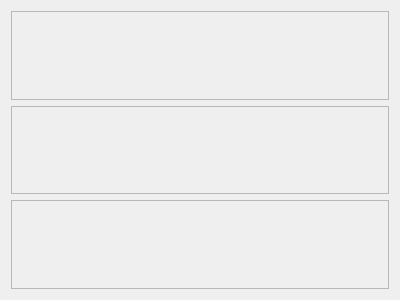
The window that side/widget_1_landingpage.ui (grigio888/organizador) describes before a commit, drawn with Qt 5.
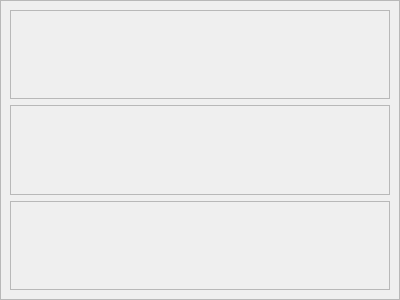
The same window after the commit. Icons and pictures are not drawn.

```diff
--- a/side/widget_1_landingpage.ui
+++ b/side/widget_1_landingpage.ui
@@ -14,6 +14,30 @@
    <string>Form</string>
   </property>
   <layout class="QVBoxLayout" name="verticalLayout">
+   <property name="spacing">
+    <number>0</number>
+   </property>
+   <property name="leftMargin">
+    <number>0</number>
+   </property>
+   <property name="topMargin">
+    <number>0</number>
+   </property>
+   <property name="rightMargin">
+    <number>0</number>
+   </property>
+   <property name="bottomMargin">
+    <number>0</number>
+   </property>
+   <item>
+    <widget class="QFrame" name="frame">
+     <property name="frameShape">
+      <enum>QFrame::StyledPanel</enum>
+     </property>
+     <property name="frameShadow">
+      <enum>QFrame::Raised</enum>
+     </property>
+     <layout class="QVBoxLayout" name="verticalLayout_2">
    <item>
     <widget class="QFrame" name="frame_2">
      <property name="frameShape">
@@ -57,6 +81,9 @@
      <property name="frameShadow">
       <enum>QFrame::Raised</enum>
      </property>
+       </widget>
+      </item>
+     </layout>
     </widget>
    </item>
   </layout>
```
Lines whose indentation alone changed are shown as unchanged.
